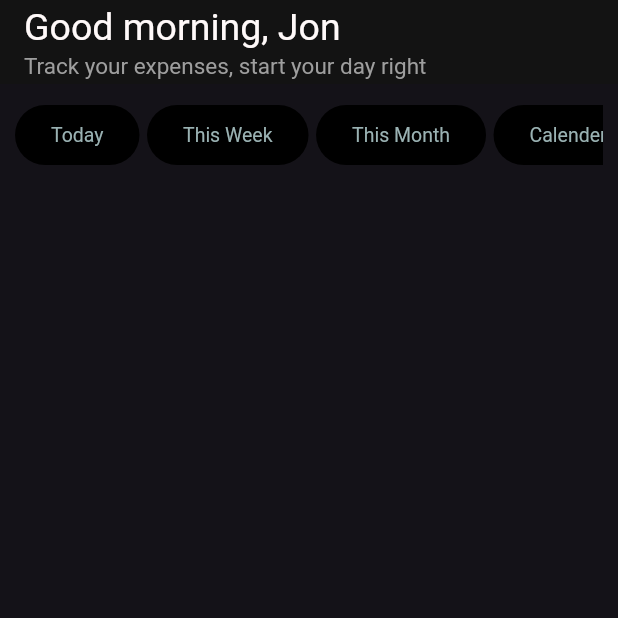
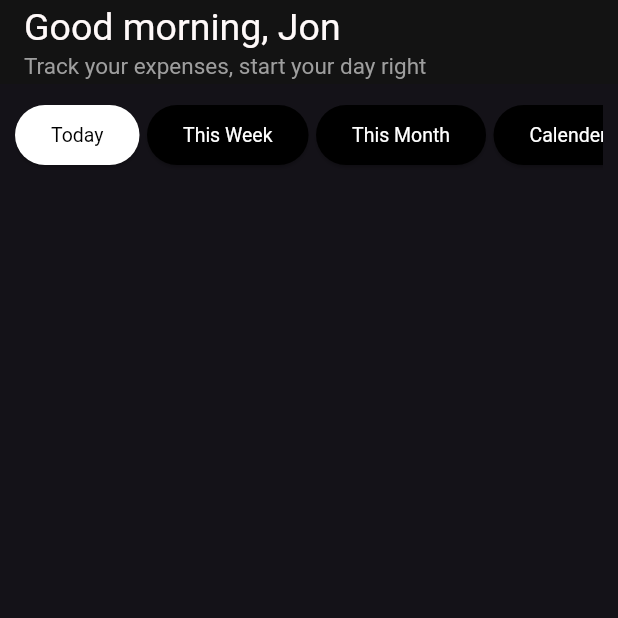
Before and after one commit to NightFury-KN/expencetracker, a Flutter app: the screen it shows after launch, on a phone screen of 412 x 824 dp, the top half of it. Run offline on Flutter 3.47's test engine with Material 3 defaults, Android fonts, the phone set to English and light mode, and no system bars.

Commit message:
fix: created filter buttons as a new widget

```diff
--- a/lib/screens/home.dart
+++ b/lib/screens/home.dart
@@ -1,3 +1,4 @@
+import 'package:expencetracker/widgets/buildFilterButton.dart';
 import 'package:flutter/material.dart';
 
 
@@ -6,12 +7,15 @@ double fontsize = 13;
 class Homescreen extends StatefulWidget {
   const Homescreen({super.key});
 
+
   @override
   State<Homescreen> createState() => _HomescreenState();
 }
+String selectedFilter = "Today";
 class _HomescreenState extends State<Homescreen> {
   @override
   Widget build(BuildContext context) {
+
     return Scaffold(
       appBar: AppBar(
         backgroundColor: const Color.fromRGBO(19, 19, 19, 1),
@@ -44,58 +48,45 @@ class _HomescreenState extends State<Homescreen> {
 
                   child: Row(
                     children: [
-                      Padding(
-                        padding: const EdgeInsets.only(right: 5),
-                        child: ElevatedButton(
-                          onPressed: null,
-
-                          style: ButtonStyle(
-                            backgroundColor: MaterialStateProperty.all(Colors.black),
-                             textStyle: MaterialStateProperty.all(TextStyle(fontSize: fontsize)),
-                             foregroundColor: MaterialStateProperty.all(const Color.fromARGB(255, 154, 178, 179))
-                          ),
-                          child: const Text("Today"),
-                        ),
+                      FilterButtons(label: "Today",
+                      selectedFilter: selectedFilter,
+                      onTap: (){
+                        setState(() {
+                          selectedFilter = "Today";
+                        });
+                        print("Clicked button: " + selectedFilter);
+                      },
+                      fontsize: fontsize
                       ),
-                      Padding(
-                        padding: const EdgeInsets.only(right: 5),
-                        child: ElevatedButton(
-                          onPressed: null,
-
-                          style: ButtonStyle(
-
-                            backgroundColor: MaterialStateProperty.all(Colors.black),
-                            textStyle: MaterialStateProperty.all(TextStyle(fontSize: fontsize)),
-                             foregroundColor: MaterialStateProperty.all(const Color.fromARGB(255, 154, 178, 179))
-                          ),
-                          child: const Text("This Week"),
-                        ),
+                     FilterButtons(label: "This Week",
+                      selectedFilter: selectedFilter,
+                      onTap: (){
+                        setState(() {
+                          selectedFilter = "This Week";
+                        });
+                        print("Clicked button: " + selectedFilter);
+                      },
+                      fontsize: fontsize
                       ),
-                      Padding(
-                        padding: const EdgeInsets.only(right: 5),
-                        child: ElevatedButton(
-                          onPressed: null,
-
-                          style: ButtonStyle(
-                            backgroundColor: MaterialStateProperty.all(Colors.black),
-                            textStyle: MaterialStateProperty.all(TextStyle(fontSize: fontsize)),
-                             foregroundColor: MaterialStateProperty.all(const Color.fromARGB(255, 154, 178, 179))
-                          ),
-                          child: const Text("This Month"),
-                        ),
+                     FilterButtons(label: "This Month",
+                      selectedFilter: selectedFilter,
+                      onTap: (){
+                        setState(() {
+                          selectedFilter = "This Month";
+                        });
+                        print("Clicked button: " + selectedFilter);
+                      },
+                      fontsize: fontsize
                       ),
-                      Padding(
-                        padding: const EdgeInsets.only(right:5),
-                        child: ElevatedButton(
-                          onPressed: null,
-
-                          style: ButtonStyle(
-                            backgroundColor: MaterialStateProperty.all(Colors.black),
-                            textStyle: MaterialStateProperty.all(TextStyle(fontSize:fontsize )),
-                             foregroundColor: MaterialStateProperty.all(const Color.fromARGB(255, 154, 178, 179))
-                          ),
-                          child: const Text("Calender"),
-                        ),
+                      FilterButtons(label: "Calender",
+                      selectedFilter: selectedFilter,
+                      onTap: (){
+                        setState(() {
+                          selectedFilter = "Calender";
+                        });
+                        print("Clicked button: " + selectedFilter);
+                      },
+                      fontsize: fontsize
                       ),
                     ],
                   ),
--- /dev/null
+++ b/lib/widgets/buildFilterButton.dart
@@ -0,0 +1,40 @@
+import 'package:flutter/material.dart';
+
+
+
+class FilterButtons extends StatelessWidget {
+
+final String label;
+ final String selectedFilter;
+ final void Function() onTap;
+ final double fontsize;
+
+
+
+  const FilterButtons({
+    super.key,
+    required this.label,
+    required this.selectedFilter,
+    required this.onTap,
+    required this.fontsize,
+
+
+  });
+  @override
+  Widget build(BuildContext context) {
+    final isSelected = label == selectedFilter;
+    return Padding(
+                        padding: const EdgeInsets.only(right: 5),
+                        child: ElevatedButton(
+                          onPressed: onTap,
+                          style: ButtonStyle(
+                            backgroundColor: isSelected? MaterialStateProperty.all(Colors.white):  MaterialStateProperty.all(Colors.black),
+                             foregroundColor: isSelected? MaterialStateProperty.all(const Color.fromARGB(255, 0, 0, 0)):  MaterialStateProperty.all(const Color.fromARGB(255, 255, 255, 255)),
+                            textStyle: MaterialStateProperty.all(TextStyle(fontSize: fontsize)),
+                          ),
+                          child: Text(label),
+
+                        ),
+                      );
+  }
+}
```
